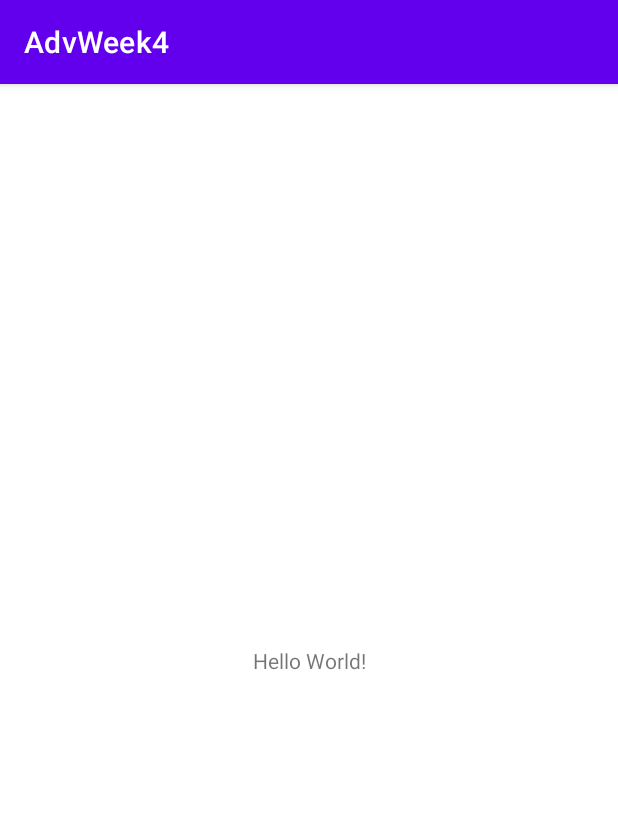
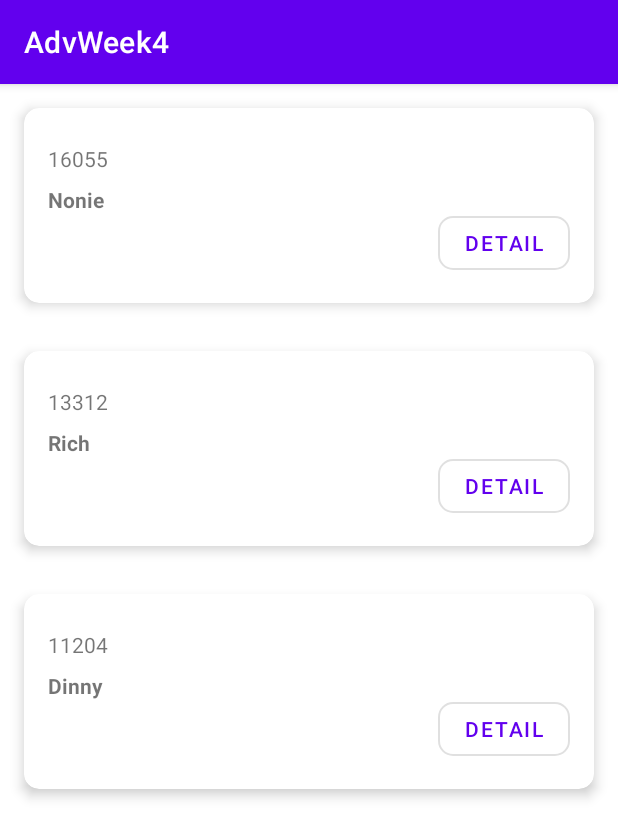
Before and after one commit to Talahatu/AdvWeek4, an Android app: the screen it shows after launch (MainActivity), on a phone screen of 412 x 824 dp. Shown: the top 838 px of the screen. Run offline under Robolectric (Android 15) with nearby library versions, the phone set to English and light mode, and no system bars.

Commit message:
core stuff

```diff
--- a/app/build.gradle
+++ b/app/build.gradle
@@ -1,6 +1,7 @@
 plugins {
     id 'com.android.application'
     id 'org.jetbrains.kotlin.android'
+    id 'androidx.navigation.safeargs.kotlin'
 }
 
 android {
@@ -33,11 +34,13 @@ android {
 }
 
 dependencies {
-
     implementation 'androidx.core:core-ktx:1.7.0'
     implementation 'androidx.appcompat:appcompat:1.6.1'
     implementation 'com.google.android.material:material:1.8.0'
     implementation 'androidx.constraintlayout:constraintlayout:2.1.4'
+    implementation 'androidx.navigation:navigation-fragment-ktx:2.5.3'
+    implementation 'androidx.navigation:navigation-ui-ktx:2.5.3'
+    implementation 'androidx.swiperefreshlayout:swiperefreshlayout:1.1.0'
     testImplementation 'junit:junit:4.13.2'
     androidTestImplementation 'androidx.test.ext:junit:1.1.5'
     androidTestImplementation 'androidx.test.espresso:espresso-core:3.5.1'
--- a/app/src/main/AndroidManifest.xml
+++ b/app/src/main/AndroidManifest.xml
@@ -12,7 +12,7 @@
         android:theme="@style/Theme.AdvWeek4"
         tools:targetApi="31">
         <activity
-            android:name=".MainActivity"
+            android:name=".view.MainActivity"
             android:exported="true">
             <intent-filter>
                 <action android:name="android.intent.action.MAIN" />
--- /dev/null
+++ b/app/src/main/java/com/example/advweek4/model/Model.kt
@@ -0,0 +1,9 @@
+package com.example.advweek4.model
+
+data class Student(
+    val id:String?,
+    val name:String?,
+    val dob:String?,
+    val phone:String?,
+    val photoUrl:String?
+)
--- a/app/src/main/java/com/example/advweek4/MainActivity.kt
+++ b/app/src/main/java/com/example/advweek4/view/MainActivity.kt
@@ -1,7 +1,8 @@
-package com.example.advweek4
+package com.example.advweek4.view
 
 import androidx.appcompat.app.AppCompatActivity
 import android.os.Bundle
+import com.example.advweek4.R
 
 class MainActivity : AppCompatActivity() {
     override fun onCreate(savedInstanceState: Bundle?) {
--- /dev/null
+++ b/app/src/main/java/com/example/advweek4/view/StudentListAdapter.kt
@@ -0,0 +1,43 @@
+package com.example.advweek4.view
+
+import android.view.LayoutInflater
+import android.view.View
+import android.view.ViewGroup
+import android.widget.Button
+import android.widget.TextView
+import androidx.navigation.Navigation
+import androidx.recyclerview.widget.RecyclerView
+import com.example.advweek4.R
+import com.example.advweek4.model.Student
+
+class StudentListAdapter(val studenList:ArrayList<Student>):RecyclerView.Adapter<StudentListAdapter.StudentViewHolder>() {
+    class StudentViewHolder(var view: View) : RecyclerView.ViewHolder(view)
+
+    override fun onCreateViewHolder(parent: ViewGroup, viewType: Int): StudentViewHolder {
+        val inflater = LayoutInflater.from(parent.context)
+        val view = inflater.inflate(R.layout.student_list_item, parent, false)
+        return StudentViewHolder(view)
+    }
+
+    override fun onBindViewHolder(holder: StudentViewHolder, position: Int) {
+        holder.view?.let { v ->
+            v.findViewById<TextView>(R.id.txtId).text = studenList[position].id
+            v.findViewById<TextView>(R.id.txtName).text = studenList[position].name
+            v.findViewById<Button>(R.id.btnDetail).setOnClickListener {
+                val action = StudentListFragmentDirections.actionStudentDetail()
+                Navigation.findNavController(it).navigate(action)
+            }
+        }
+
+    }
+
+    override fun getItemCount(): Int {
+        return studenList.size
+    }
+
+    fun updateStudentList(newStudentList: ArrayList<Student>) {
+        studenList.clear()
+        studenList.addAll(newStudentList)
+        notifyDataSetChanged()
+    }
+}
--- /dev/null
+++ b/app/src/main/java/com/example/advweek4/view/StudentListFragment.kt
@@ -0,0 +1,82 @@
+package com.example.advweek4.view
+
+import android.os.Bundle
+import android.os.Handler
+import android.os.Looper
+import androidx.fragment.app.Fragment
+import android.view.LayoutInflater
+import android.view.View
+import android.view.ViewGroup
+import android.widget.ListView
+import android.widget.ProgressBar
+import android.widget.TextView
+import androidx.lifecycle.Observer
+import androidx.lifecycle.ViewModelProvider
+import androidx.recyclerview.widget.LinearLayoutManager
+import androidx.recyclerview.widget.RecyclerView
+import androidx.swiperefreshlayout.widget.SwipeRefreshLayout
+import com.example.advweek4.R
+import com.example.advweek4.model.Student
+import com.example.advweek4.viewmodel.ListViewModel
+
+class StudentListFragment : Fragment() {
+
+    private lateinit var viewModel:ListViewModel
+    private val studentListAdapter = StudentListAdapter(arrayListOf())
+
+
+    fun observeViewModel() {
+        viewModel.studentsLD.observe(viewLifecycleOwner, Observer {
+            studentListAdapter.updateStudentList(it)
+        })
+
+        viewModel.studentLoadErrorLD.observe(viewLifecycleOwner, Observer {
+            view?.let {v ->
+                if(it == true) {
+                    v.findViewById<TextView>(R.id.txtError).visibility = View.VISIBLE
+                } else {
+                    v.findViewById<TextView>(R.id.txtError).visibility = View.GONE
+                }
+            }
+
+        })
+
+        viewModel.loadingLD.observe(viewLifecycleOwner, Observer {
+            view?.let {v->
+                if(it == true) {
+                    v.findViewById<RecyclerView>(R.id.recView).visibility = View.GONE
+                    v.findViewById<ProgressBar>(R.id.progLoad).visibility = View.VISIBLE
+                } else {
+                    v.findViewById<RecyclerView>(R.id.recView).visibility = View.VISIBLE
+                    v.findViewById<ProgressBar>(R.id.progLoad).visibility = View.GONE
+                }
+            }
+        })
+    }
+
+
+    override fun onViewCreated(view: View, savedInstanceState: Bundle?) {
+        super.onViewCreated(view, savedInstanceState)
+        viewModel = ViewModelProvider(this)[ListViewModel::class.java]
+        viewModel.refresh()
+        val v = view.findViewById<RecyclerView>(R.id.recView)
+        v.layoutManager = LinearLayoutManager(context)
+        v.adapter = studentListAdapter
+        observeViewModel()
+//        view.findViewById<SwipeRefreshLayout>(R.id.SwipeRefreshLayout).setOnRefreshListener {
+//            Handler(Looper.getMainLooper()).postDelayed({
+//                viewModel.studentsLD.value= arrayListOf(Student("a","a","A","a","d",))
+//                view.findViewById<SwipeRefreshLayout>(R.id.SwipeRefreshLayout).isRefreshing=false
+//            },2000)
+//        }
+    }
+    override fun onCreateView(
+        inflater: LayoutInflater, container: ViewGroup?,
+        savedInstanceState: Bundle?
+    ): View? {
+        // Inflate the layout for this fragment
+        return inflater.inflate(R.layout.fragment_student_list, container, false)
+    }
+
+
+}
--- /dev/null
+++ b/app/src/main/java/com/example/advweek4/viewmodel/ListViewModel.kt
@@ -0,0 +1,27 @@
+package com.example.advweek4.viewmodel
+
+import androidx.lifecycle.MutableLiveData
+import androidx.lifecycle.ViewModel
+import com.example.advweek4.model.Student
+
+class ListViewModel:ViewModel() {
+    val studentsLD = MutableLiveData<ArrayList<Student>>()
+    val studentLoadErrorLD = MutableLiveData<Boolean>()
+    val loadingLD = MutableLiveData<Boolean>()
+
+    fun refresh() {
+        val student1 =
+            Student("16055","Nonie","1998/03/28","5718444778","http://dummyimage.com/75x100.jpg/cc0000/ffffff")
+
+        val student2 =
+            Student("13312","Rich","1994/12/14","3925444073","http://dummyimage.com/75x100.jpg/5fa2dd/ffffff")
+
+        val student3 =
+            Student("11204","Dinny","1994/10/07","6827808747","http://dummyimage.com/75x100.jpg/5fa2dd/ffffff1")
+        val studentList:ArrayList<Student> = arrayListOf<Student>(student1, student2, student3)
+        studentsLD.value = studentList
+        studentLoadErrorLD.value = false
+        loadingLD.value = false
+    }
+
+}
--- a/app/src/main/res/layout/activity_main.xml
+++ b/app/src/main/res/layout/activity_main.xml
@@ -4,15 +4,17 @@
     xmlns:tools="http://schemas.android.com/tools"
     android:layout_width="match_parent"
     android:layout_height="match_parent"
-    tools:context=".MainActivity">
+    tools:context=".view.MainActivity">
 
-    <TextView
-        android:layout_width="wrap_content"
-        android:layout_height="wrap_content"
-        android:text="Hello World!"
+    <androidx.fragment.app.FragmentContainerView
+        android:id="@+id/fragmentHost"
+        android:name="androidx.navigation.fragment.NavHostFragment"
+        android:layout_width="match_parent"
+        android:layout_height="match_parent"
+        app:defaultNavHost="true"
         app:layout_constraintBottom_toBottomOf="parent"
         app:layout_constraintEnd_toEndOf="parent"
         app:layout_constraintStart_toStartOf="parent"
-        app:layout_constraintTop_toTopOf="parent" />
-
+        app:layout_constraintTop_toTopOf="parent"
+        app:navGraph="@navigation/main_navigation" />
 </androidx.constraintlayout.widget.ConstraintLayout>
--- /dev/null
+++ b/app/src/main/res/layout/fragment_student_list.xml
@@ -0,0 +1,51 @@
+<?xml version="1.0" encoding="utf-8"?>
+<FrameLayout xmlns:android="http://schemas.android.com/apk/res/android"
+    xmlns:app="http://schemas.android.com/apk/res-auto"
+    xmlns:tools="http://schemas.android.com/tools"
+    android:layout_width="match_parent"
+    android:layout_height="match_parent"
+    tools:context=".view.StudentListFragment">
+
+    <androidx.swiperefreshlayout.widget.SwipeRefreshLayout
+        android:id="@+id/SwipeRefreshLayout"
+        android:layout_width="match_parent"
+        android:layout_height="match_parent"
+        tools:context=".view.StudentListFragment">
+
+        <androidx.constraintlayout.widget.ConstraintLayout
+            android:layout_width="match_parent"
+            android:layout_height="match_parent">
+
+            <TextView
+                android:id="@+id/txtError"
+                android:layout_width="0dp"
+                android:layout_height="0dp"
+                android:gravity="center"
+                android:text="Error while loading data..."
+                app:layout_constraintBottom_toBottomOf="parent"
+                app:layout_constraintEnd_toEndOf="parent"
+                app:layout_constraintStart_toStartOf="parent"
+                app:layout_constraintTop_toTopOf="parent" />
+
+            <ProgressBar
+                android:id="@+id/progLoad"
+                style="?android:attr/progressBarStyle"
+                android:layout_width="wrap_content"
+                android:layout_height="wrap_content"
+                app:layout_constraintBottom_toBottomOf="parent"
+                app:layout_constraintEnd_toEndOf="parent"
+                app:layout_constraintStart_toStartOf="parent"
+                app:layout_constraintTop_toTopOf="parent" />
+
+            <androidx.recyclerview.widget.RecyclerView
+                android:id="@+id/recView"
+                android:layout_width="match_parent"
+                android:layout_height="match_parent"
+                app:layout_constraintBottom_toBottomOf="parent"
+                app:layout_constraintEnd_toEndOf="parent"
+                app:layout_constraintStart_toStartOf="parent"
+                app:layout_constraintTop_toTopOf="parent" />
+        </androidx.constraintlayout.widget.ConstraintLayout>
+    </androidx.swiperefreshlayout.widget.SwipeRefreshLayout>
+
+</FrameLayout>
--- /dev/null
+++ b/app/src/main/res/layout/student_list_item.xml
@@ -0,0 +1,69 @@
+<?xml version="1.0" encoding="utf-8"?>
+<androidx.constraintlayout.widget.ConstraintLayout xmlns:android="http://schemas.android.com/apk/res/android"
+    xmlns:app="http://schemas.android.com/apk/res-auto"
+    xmlns:tools="http://schemas.android.com/tools"
+    android:layout_width="match_parent"
+    android:layout_height="wrap_content">
+
+    <androidx.cardview.widget.CardView
+        android:layout_width="match_parent"
+        android:layout_height="130dp"
+        android:layout_marginStart="16dp"
+        android:layout_marginTop="16dp"
+        android:layout_marginEnd="16dp"
+        android:layout_marginBottom="16dp"
+        app:cardCornerRadius="10dp"
+        app:cardElevation="5dp"
+        app:layout_constraintBottom_toBottomOf="parent"
+        app:layout_constraintEnd_toEndOf="parent"
+        app:layout_constraintStart_toStartOf="parent"
+        app:layout_constraintTop_toTopOf="parent">
+
+        <androidx.constraintlayout.widget.ConstraintLayout
+            android:layout_width="match_parent"
+            android:layout_height="match_parent">
+
+            <Button
+                android:id="@+id/btnDetail"
+                style="@style/Widget.MaterialComponents.Button.OutlinedButton"
+                android:layout_width="wrap_content"
+                android:layout_height="wrap_content"
+                android:layout_marginEnd="16dp"
+                android:layout_marginBottom="16dp"
+                android:text="Detail"
+                app:cornerRadius="10dp"
+                app:layout_constraintBottom_toBottomOf="parent"
+                app:layout_constraintEnd_toEndOf="parent" />
+
+            <TextView
+                android:id="@+id/txtName"
+                android:layout_width="wrap_content"
+                android:layout_height="wrap_content"
+                android:layout_marginStart="16dp"
+                android:layout_marginTop="8dp"
+                android:text="STUDENT NAME"
+                android:textStyle="bold"
+                app:layout_constraintStart_toEndOf="@+id/listitem_imgProfile"
+                app:layout_constraintTop_toBottomOf="@+id/txtId" />
+
+            <TextView
+                android:id="@+id/txtId"
+                android:layout_width="wrap_content"
+                android:layout_height="wrap_content"
+                android:layout_marginStart="16dp"
+                android:layout_marginTop="24dp"
+                android:text="ID"
+                app:layout_constraintStart_toEndOf="@+id/listitem_imgProfile"
+                app:layout_constraintTop_toTopOf="parent" />
+
+            <ImageView
+                android:id="@+id/listitem_imgProfile"
+                android:layout_width="wrap_content"
+                android:layout_height="wrap_content"
+                app:layout_constraintBottom_toBottomOf="parent"
+                app:layout_constraintStart_toStartOf="parent"
+                app:layout_constraintTop_toTopOf="parent"
+                tools:srcCompat="@tools:sample/avatars" />
+        </androidx.constraintlayout.widget.ConstraintLayout>
+    </androidx.cardview.widget.CardView>
+</androidx.constraintlayout.widget.ConstraintLayout>
--- /dev/null
+++ b/app/src/main/res/navigation/main_navigation.xml
@@ -0,0 +1,22 @@
+<?xml version="1.0" encoding="utf-8"?>
+<navigation xmlns:android="http://schemas.android.com/apk/res/android"
+    xmlns:app="http://schemas.android.com/apk/res-auto"
+    xmlns:tools="http://schemas.android.com/tools"
+    android:id="@+id/main_navigation"
+    app:startDestination="@id/studentListFragment">
+
+    <fragment
+        android:id="@+id/studentListFragment"
+        android:name="com.example.advweek4.view.StudentListFragment"
+        android:label="fragment_student_list"
+        tools:layout="@layout/fragment_student_list" >
+        <action
+            android:id="@+id/actionStudentDetail"
+            app:destination="@id/studentDetailFragment" />
+    </fragment>
+    <fragment
+        android:id="@+id/studentDetailFragment"
+        android:name="com.example.advweek4.view.StudentDetailFragment"
+        android:label="fragment_student_detail"
+        tools:layout="@layout/fragment_student_detail" />
+</navigation>
--- a/app/src/main/res/values/strings.xml
+++ b/app/src/main/res/values/strings.xml
@@ -1,3 +1,4 @@
 <resources>
     <string name="app_name">AdvWeek4</string>
+    <string name="hello_blank_fragment">Hello blank fragment</string>
 </resources>
```
Also changed, not shown: app/src/main/java/com/example/advweek4/view/StudentDetailFragment.kt (added, +35 -0 lines), app/src/main/res/layout/fragment_student_detail.xml (added, +127 -0 lines), build.gradle (+8 -0 lines).
